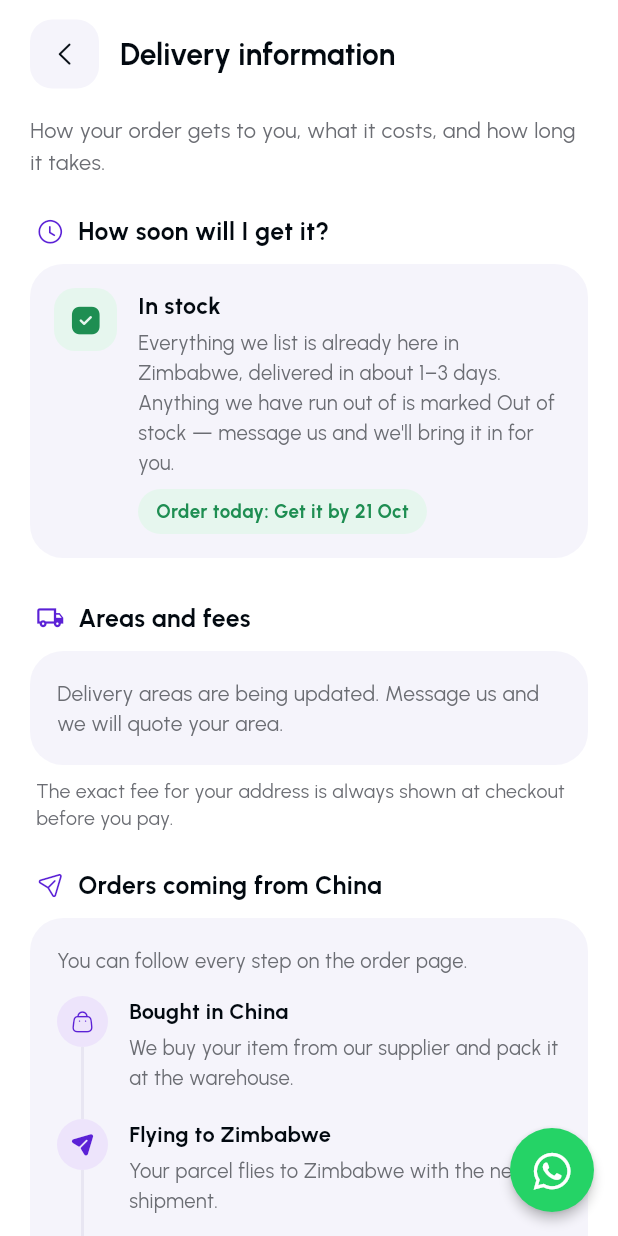
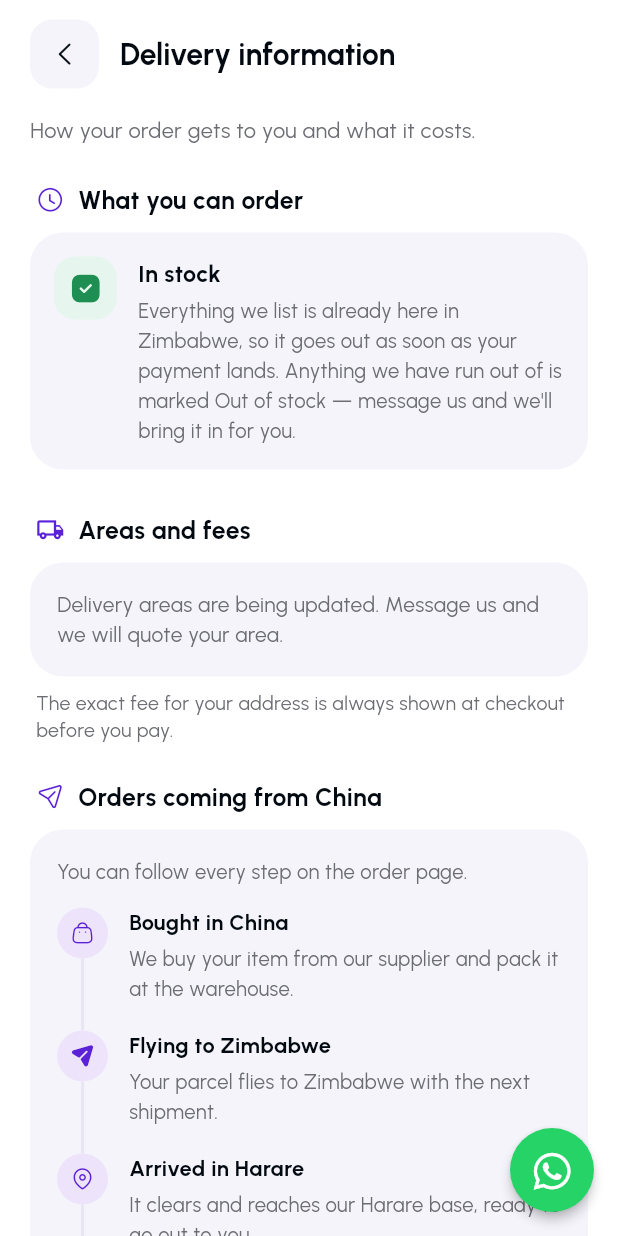
Before and after one commit to brianmahove/dellinoo, a Flutter app: the DeliveryInfoScreen screen opened by its route, on a phone screen of 412 x 824 dp. Run offline on Flutter 3.47's test engine with Material 3 defaults, Android fonts, the phone set to English and light mode, and no system bars; our stand-ins replace cached_network_image, cloud_firestore, connectivity_plus, firebase_analytics, firebase_auth, firebase_core and 11 more; missing offline and left inert: dart:js_interop, flutter_facebook_auth; accounts and stored records are empty; network calls fail.

Commit message:
feat: drop delivery date promises from the app
Product cards, the product page, cart, order confirmation and the
delivery-info page promised "Get it by 19 Oct" / "1-3 days", computed
from a hardcoded StockStatus.etaDays the admin could not change. The
client doesn't want to commit to a delivery time, so the estimate is
gone: a product now just reads In stock or Out of stock, and the order
tracking card no longer says when the parcel is expected.

Removes etaDays, arrivalFrom, arrivalShort and arrivalLong so no date
can be computed anywhere. The per-area eta text the admin types stays.

```diff
--- a/lib/core/format.dart
+++ b/lib/core/format.dart
@@ -1,5 +1,3 @@
-import '../data/models.dart';
-
 String money(double value) => '\$${value.toStringAsFixed(2)}';
 
 const _months = ['Jan', 'Feb', 'Mar', 'Apr', 'May', 'Jun', 'Jul', 'Aug', 'Sep', 'Oct', 'Nov', 'Dec'];
@@ -17,15 +15,3 @@ const _weekdays = ['Mon', 'Tue', 'Wed', 'Thu', 'Fri', 'Sat', 'Sun'];
 String dayMonth(DateTime d) => '${d.day} ${_months[d.month - 1]}';
 
 String weekdayDayMonth(DateTime d) => '${_weekdays[d.weekday - 1]}, ${dayMonth(d)}';
-
-/// Short arrival promise for cards: "Get it by 28 Sep", or "Out of stock".
-String arrivalShort(StockStatus s, [DateTime? orderedAt]) {
-  if (s != StockStatus.inStock) return s.label;
-  return 'Get it by ${dayMonth(s.arrivalFrom(orderedAt ?? DateTime.now()))}';
-}
-
-/// Full arrival promise: "In stock · Get it by Mon, 28 Sep".
-String arrivalLong(StockStatus s, [DateTime? orderedAt]) {
-  if (s != StockStatus.inStock) return s.label;
-  return 'In stock · Get it by ${weekdayDayMonth(s.arrivalFrom(orderedAt ?? DateTime.now()))}';
-}
--- a/lib/data/models.dart
+++ b/lib/data/models.dart
@@ -1,23 +1,16 @@
 import 'package:flutter/material.dart';
 import '../core/iconly.dart';
 
-/// Worst-case days for the China leg of an order (buy → fly → Harare).
-/// Only used for the progress card on an order that is actually being
-/// imported — products themselves are either in stock or not (Oct 2026).
-const kChinaEtaDays = 21;
+/// A product is either here or it isn't. The app deliberately promises **no**
+/// delivery date anywhere (dropped Oct 2026 at the client's request) — don't
+/// add an `etaDays`-style estimate back without asking.
+enum StockStatus {
+  inStock('In stock', 'Ready to send'),
+  outOfStock('Out of stock', 'Not available right now');
 
-enum StockStatus {
-  inStock('In stock', 'Delivered in 1–3 days', 3),
-  outOfStock('Out of stock', 'Not available right now', 0);
-
-  const StockStatus(this.label, this.detail, this.etaDays);
+  const StockStatus(this.label, this.detail);
   final String label;
   final String detail;
-
-  /// Worst-case days until the customer has it (admin-configurable later).
-  final int etaDays;
-
-  DateTime arrivalFrom(DateTime orderedAt) => orderedAt.add(Duration(days: etaDays));
 
   /// Reads the Firestore value. Products saved before out-of-stock replaced
   /// the China pre-order option (Oct 2026) still say `preorder`; an unknown
--- a/lib/features/auth/welcome_screen.dart
+++ b/lib/features/auth/welcome_screen.dart
@@ -260,7 +260,7 @@ class _DeliverySlide extends StatelessWidget {
           Positioned(
             top: 60,
             left: 10,
-            child: option(IconlyBold.tick_square, AppColors.inStock, 'In stock', 'Delivered in 1–3 days'),
+            child: option(IconlyBold.tick_square, AppColors.inStock, 'In stock', 'Here in Zimbabwe'),
           ),
           Positioned(
             bottom: 60,
@@ -270,7 +270,7 @@ class _DeliverySlide extends StatelessWidget {
         ],
       ),
       title: 'Already in Zimbabwe',
-      body: "What you see is in stock and on its way to you in days. Can't find it? Ask and we'll source it.",
+      body: "What you see is in stock and ready to send. Can't find it? Ask us and we'll source it for you.",
     );
   }
 }
--- a/lib/features/checkout/order_success_screen.dart
+++ b/lib/features/checkout/order_success_screen.dart
@@ -60,9 +60,8 @@ class OrderSuccessScreen extends ConsumerWidget {
                         : unpaid
                         ? "We couldn't confirm your payment. Your order is saved and nothing's lost — "
                               'you can complete payment any time from below.'
-                        : 'Thanks for shopping with Dellinoo. Your order arrives by '
-                              '${weekdayDayMonth(StockStatus.inStock.arrivalFrom(order.createdAt))}. '
-                              'We will notify you when it is out for delivery.',
+                        : 'Thanks for shopping with Dellinoo. We are preparing your order and will notify '
+                              'you at every step, right up to delivery.',
                     textAlign: TextAlign.center,
                     style: const TextStyle(height: 1.5),
                   ),
--- a/lib/features/product/product_detail_screen.dart
+++ b/lib/features/product/product_detail_screen.dart
@@ -343,7 +343,7 @@ class _ProductDetailScreenState extends ConsumerState<ProductDetailScreen> {
                       const SizedBox(height: 4),
                       Text(
                         product.stockStatus == StockStatus.inStock
-                            ? 'Already in Zimbabwe — order today, delivered in 1–3 days.'
+                            ? 'Already here in Zimbabwe — we send it out as soon as your payment lands.'
                             : "We're out of this one right now. Message us on WhatsApp and we'll let you know when it's back.",
                         style: TextStyle(color: AppColors.muted, fontSize: 13),
                       ),
--- a/lib/features/profile/delivery_info_screen.dart
+++ b/lib/features/profile/delivery_info_screen.dart
@@ -29,14 +29,14 @@ class DeliveryInfoScreen extends ConsumerWidget {
         padding: const EdgeInsets.fromLTRB(20, 4, 20, 110),
         children: [
           Text(
-            'How your order gets to you, what it costs, and how long it takes.',
+            'How your order gets to you and what it costs.',
             style: TextStyle(color: AppColors.muted, fontSize: 14.5, height: 1.45),
           ),
           const SizedBox(height: 18),
 
-          const _SectionTitle(IconlyLight.time_circle, 'How soon will I get it?'),
-          // The promise comes straight from StockStatus.etaDays, so the date
-          // here can never drift from the one on a product card.
+          const _SectionTitle(IconlyLight.time_circle, 'What you can order'),
+          // Deliberately no delivery estimate here or anywhere else in the
+          // app (dropped Oct 2026) — the client sets expectations per order.
           const _StockCard(),
           const SizedBox(height: 10),
 
@@ -130,8 +130,7 @@ class _SectionTitle extends StatelessWidget {
   );
 }
 
-/// "In stock" explained, with today's concrete arrival date. Products we've
-/// run out of just say "Out of stock" — no date is promised for those.
+/// "In stock" explained. No arrival date is promised — see the note above.
 class _StockCard extends StatelessWidget {
   const _StockCard();
 
@@ -161,18 +160,10 @@ class _StockCard extends StatelessWidget {
                 ),
                 const SizedBox(height: 4),
                 Text(
-                  'Everything we list is already here in Zimbabwe, delivered in about 1–3 days. '
-                  "Anything we have run out of is marked Out of stock — message us and we'll bring it in for you.",
+                  'Everything we list is already here in Zimbabwe, so it goes out as soon as your payment '
+                  "lands. Anything we have run out of is marked Out of stock — message us and we'll bring "
+                  'it in for you.',
                   style: TextStyle(color: AppColors.muted, fontSize: 13.5, height: 1.45),
-                ),
-                const SizedBox(height: 8),
-                Container(
-                  padding: const EdgeInsets.symmetric(horizontal: 12, vertical: 6),
-                  decoration: BoxDecoration(color: tint, borderRadius: BorderRadius.circular(30)),
-                  child: Text(
-                    'Order today: ${arrivalShort(StockStatus.inStock)}',
-                    style: TextStyle(color: ink, fontSize: 12.5, fontWeight: FontWeight.w700),
-                  ),
                 ),
               ],
             ),
--- a/lib/features/profile/help_screen.dart
+++ b/lib/features/profile/help_screen.dart
@@ -72,8 +72,8 @@ final _sections = <_FaqSection>[
   _FaqSection(IconlyLight.time_circle, 'Stock and arrival times', [
     const _Faq(
       'What does "In stock" mean?',
-      'The item is already here in Zimbabwe, so it reaches you in about 1–3 days. Every product '
-          'shows the date you should have it by.',
+      'The item is already here in Zimbabwe, so we send it out as soon as your payment lands. '
+          'We message you at every step until it reaches you.',
     ),
     _Faq(
       'What does "Out of stock" mean?',
```
Also changed, not shown: lib/features/orders/order_detail_screen.dart (+1 -16 lines), lib/widgets/common.dart (+3 -6 lines), 2 other files.
